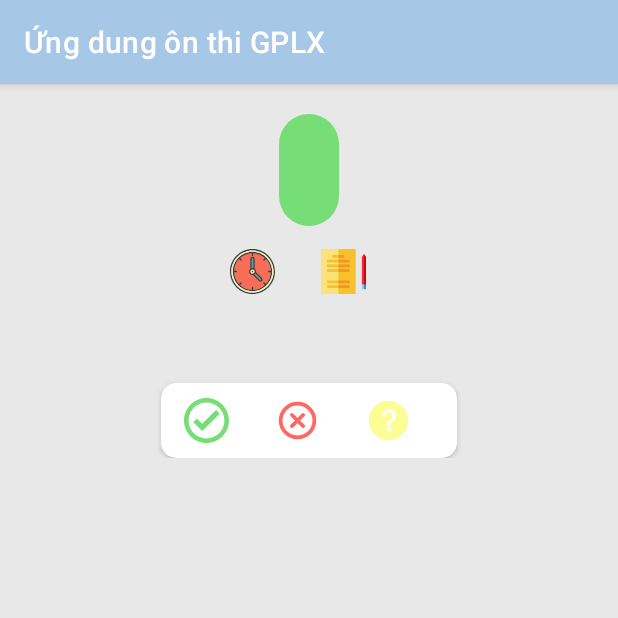
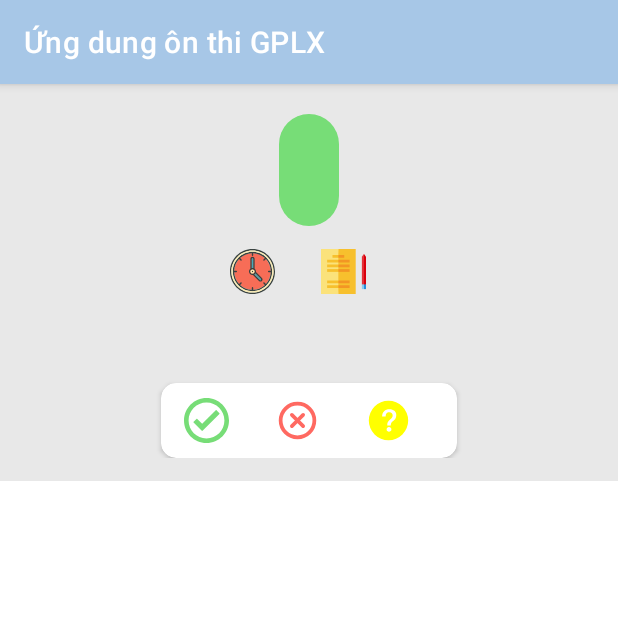
Before and after one commit to nguyennhatminh230801/Android_IT6029_MusicApp, an Android app: the fragment ExamResultFragment shown on its own in the app's theme, on a phone screen of 412 x 824 dp, the top half of it. Run offline under Robolectric (Android 15) with nearby library versions, the phone set to English and light mode, and no system bars; our stand-ins replace Firebase (no records; nobody signed in at launch, a user with empty details on screens opened directly), Room's generated code.

Commit message:
add calcute time user done, update color

```diff
--- a/app/src/main/java/com/nguyennhatminh614/motobikedriverlicenseapp/data/model/Exam.kt
+++ b/app/src/main/java/com/nguyennhatminh614/motobikedriverlicenseapp/data/model/Exam.kt
@@ -19,6 +19,7 @@ data class Exam(
     val listQuestions: MutableList<NewQuestion> = mutableListOf(),
     var numbersOfCorrectAnswer: Int = DEFAULT_NOT_START_EXAM_CORRECT_ANSWER_COUNT,
     var currentTimeStamp: Long = AppConstant.DEFAULT_NOT_HAVE_TIME_STAMP,
+    var timeExamDone: Long = 0,
     var listQuestionOptions: MutableList<QuestionOptions> = mutableListOf(),
     var examState: String = ExamState.UNDEFINED.value,
     val examType: String
--- a/app/src/main/java/com/nguyennhatminh614/motobikedriverlicenseapp/screen/exam/ExamViewModel.kt
+++ b/app/src/main/java/com/nguyennhatminh614/motobikedriverlicenseapp/screen/exam/ExamViewModel.kt
@@ -134,6 +134,8 @@ class ExamViewModel(
                 var isWrongTheQuestionThatFailedTestImmediately = false
                 val examRules =
                     findCreateExamRuleByLicenseType(sharedPreferences.getCurrentLicenseType())
+
+                exam.timeExamDone = examRules.examDurationByMinutes.toLong().convertMinutesToMillisecond() - exam.currentTimeStamp
 
                 exam.currentTimeStamp = END_TIME_STAMP
 
--- a/app/src/main/java/com/nguyennhatminh614/motobikedriverlicenseapp/screen/exam/result/ExamResultFragment.kt
+++ b/app/src/main/java/com/nguyennhatminh614/motobikedriverlicenseapp/screen/exam/result/ExamResultFragment.kt
@@ -1,5 +1,6 @@
 package com.nguyennhatminh614.motobikedriverlicenseapp.screen.exam.result
 
+import android.content.SharedPreferences
 import com.nguyennhatminh614.motobikedriverlicenseapp.R
 import com.nguyennhatminh614.motobikedriverlicenseapp.data.model.Exam
 import com.nguyennhatminh614.motobikedriverlicenseapp.data.model.ExamState
@@ -8,7 +9,12 @@ import com.nguyennhatminh614.motobikedriverlicenseapp.data.model.StateQuestionOp
 import com.nguyennhatminh614.motobikedriverlicenseapp.databinding.FragmentExamResultBinding
 import com.nguyennhatminh614.motobikedriverlicenseapp.screen.exam.ExamViewModel
 import com.nguyennhatminh614.motobikedriverlicenseapp.utils.base.BaseFragment
+import com.nguyennhatminh614.motobikedriverlicenseapp.utils.constant.AppConstant
+import com.nguyennhatminh614.motobikedriverlicenseapp.utils.extensions.getCurrentThemeBackgroundColor
 import com.nguyennhatminh614.motobikedriverlicenseapp.utils.extensions.getSelectedColor
+import com.nguyennhatminh614.motobikedriverlicenseapp.utils.extensions.isCurrentDarkMode
+import com.nguyennhatminh614.motobikedriverlicenseapp.utils.extensions.toDateTimeMMSS
+import org.koin.android.ext.android.inject
 import org.koin.androidx.viewmodel.ext.android.sharedViewModel
 
 class ExamResultFragment
@@ -20,6 +26,14 @@ class ExamResultFragment
 
     override fun initData() {
         viewBinding.apply {
+            val isDarkModeOn = inject<SharedPreferences>().value.isCurrentDarkMode()
+
+            if (isDarkModeOn) {
+                layoutExamResult.setBackgroundColor(getCurrentThemeBackgroundColor())
+            } else {
+                layoutExamResult.setBackgroundColor(getSelectedColor(R.color.background_color))
+            }
+
             recyclerViewExamQuestion.apply {
                 setHasFixedSize(true)
                 itemAnimator = null
@@ -54,17 +68,20 @@ class ExamResultFragment
 
         textExamResultDescription.text = textExamStateResult.text.toString()
 
-        textTimeDone.text = "10:00"
+        textTimeDone.text = exam.timeExamDone.toDateTimeMMSS()
+
         textExamDone.text = "${exam.numbersOfCorrectAnswer}/${exam.listQuestionOptions.size}"
 
         textCorrectAnswer.text =
             exam.listQuestionOptions.count { selection -> selection.stateNumber == StateQuestionOption.CORRECT.type }
                 .toString()
         textWrongAnswer.text =
-            exam.listQuestionOptions.count { selection -> selection.stateNumber == StateQuestionOption.INCORRECT.type }
+            exam.listQuestionOptions.count { selection -> selection.stateNumber == StateQuestionOption.INCORRECT.type
+                    && selection.position != AppConstant.NONE_POSITION }
                 .toString()
+        //Với các câu không trả lời được thì vị trí sẽ là -1
         textNotAnswered.text =
-            exam.listQuestionOptions.count { selection -> selection.stateNumber == StateQuestionOption.UNKNOWN.type }
+            exam.listQuestionOptions.count { selection -> selection.position == AppConstant.NONE_POSITION }
                 .toString()
 
         questionExamAdapter.submitList(exam.listQuestions)
--- a/app/src/main/res/drawable/ic_not_answered.xml
+++ b/app/src/main/res/drawable/ic_not_answered.xml
@@ -1,4 +1,4 @@
 <vector android:height="30dp" android:viewportHeight="1024"
     android:viewportWidth="1024" android:width="30dp" xmlns:android="http://schemas.android.com/apk/res/android">
-    <path android:fillColor="@color/yellow_pastel" android:pathData="M512,64a448,448 0,1 1,0 896,448 448,0 0,1 0,-896zM535.7,255.5c-52.1,0 -92.9,14.8 -123.2,44.4 -31,29.6 -45.8,70.4 -45.8,122.5h80.3c0,-29.6 5.6,-52.8 17.6,-69 13.4,-19.7 35.2,-28.9 66.2,-28.9 23.9,0 42.9,6.3 56.3,19.7 12.7,13.4 19.7,31.7 19.7,54.9 0,17.6 -6.3,34.5 -19,50l-8.4,9.9c-45.8,40.8 -73.2,70.4 -82.4,89.4 -9.9,19 -14.1,42.2 -14.1,69v9.9h81v-9.9c0,-16.9 3.5,-31.7 10.6,-45.8 6.3,-12.7 15.5,-24.6 28.2,-35.2 33.8,-29.6 54.2,-48.6 60.5,-55.6 16.9,-22.5 26,-51.4 26,-86.6 0,-42.9 -14.1,-76.7 -42.2,-101.4 -28.2,-25.3 -65.5,-37.3 -111.2,-37.3zM523.1,661.7a54.3,54.3 0,0 0,-38.7 14.8,49.4 49.4,0 0,0 -15.5,38c0,15.5 4.9,28.2 15.5,38A54.8,54.8 0,0 0,523.1 768c15.5,0 28.2,-4.9 38.7,-14.8a51.5,51.5 0,0 0,16.2 -38.7,52 52,0 0,0 -15.5,-38 55.9,55.9 0,0 0,-39.4 -14.8z"/>
+    <path android:fillColor="@color/yellow" android:pathData="M512,64a448,448 0,1 1,0 896,448 448,0 0,1 0,-896zM535.7,255.5c-52.1,0 -92.9,14.8 -123.2,44.4 -31,29.6 -45.8,70.4 -45.8,122.5h80.3c0,-29.6 5.6,-52.8 17.6,-69 13.4,-19.7 35.2,-28.9 66.2,-28.9 23.9,0 42.9,6.3 56.3,19.7 12.7,13.4 19.7,31.7 19.7,54.9 0,17.6 -6.3,34.5 -19,50l-8.4,9.9c-45.8,40.8 -73.2,70.4 -82.4,89.4 -9.9,19 -14.1,42.2 -14.1,69v9.9h81v-9.9c0,-16.9 3.5,-31.7 10.6,-45.8 6.3,-12.7 15.5,-24.6 28.2,-35.2 33.8,-29.6 54.2,-48.6 60.5,-55.6 16.9,-22.5 26,-51.4 26,-86.6 0,-42.9 -14.1,-76.7 -42.2,-101.4 -28.2,-25.3 -65.5,-37.3 -111.2,-37.3zM523.1,661.7a54.3,54.3 0,0 0,-38.7 14.8,49.4 49.4,0 0,0 -15.5,38c0,15.5 4.9,28.2 15.5,38A54.8,54.8 0,0 0,523.1 768c15.5,0 28.2,-4.9 38.7,-14.8a51.5,51.5 0,0 0,16.2 -38.7,52 52,0 0,0 -15.5,-38 55.9,55.9 0,0 0,-39.4 -14.8z"/>
 </vector>
--- a/app/src/main/res/layout/fragment_exam_result.xml
+++ b/app/src/main/res/layout/fragment_exam_result.xml
@@ -6,11 +6,13 @@
     android:layout_width="match_parent"
     android:layout_height="match_parent"
     android:overScrollMode="never"
-    android:background="@color/background_color">
+    >
 
     <androidx.constraintlayout.widget.ConstraintLayout
+        android:id="@+id/layout_exam_result"
         android:layout_width="match_parent"
-        android:layout_height="match_parent">
+        android:layout_height="match_parent"
+        android:background="@color/background_color">
 
         <androidx.constraintlayout.widget.ConstraintLayout
             android:id="@+id/view_exam_result"
--- a/app/src/main/res/values/colors.xml
+++ b/app/src/main/res/values/colors.xml
@@ -6,13 +6,14 @@
     <color name="teal_200">#FF03DAC5</color>
     <color name="teal_700">#FF018786</color>
     <color name="black">#FF000000</color>
-    <color name="white">#FFFFFFFF</color>
+    <color name="white">#FFF5F5F5</color>
     <color name="primary_color">#FFA7C7E7</color>
     <color name="background_color">#FFE8E8E8</color>
     <color name="highlight_color">#FF70869C</color>
     <color name="transparent">#00000000</color>
     <color name="green_pastel">#FF77DD77</color>
     <color name="red_pastel">#FFFF6961</color>
+    <color name="yellow">#FFFFFF00</color>
     <color name="yellow_pastel">#FFFDFD96</color>
     <color name="yellow_pastel_low_alpha">#8CFDFD96</color>
     <color name="blue">#FF3753F1</color>
```
